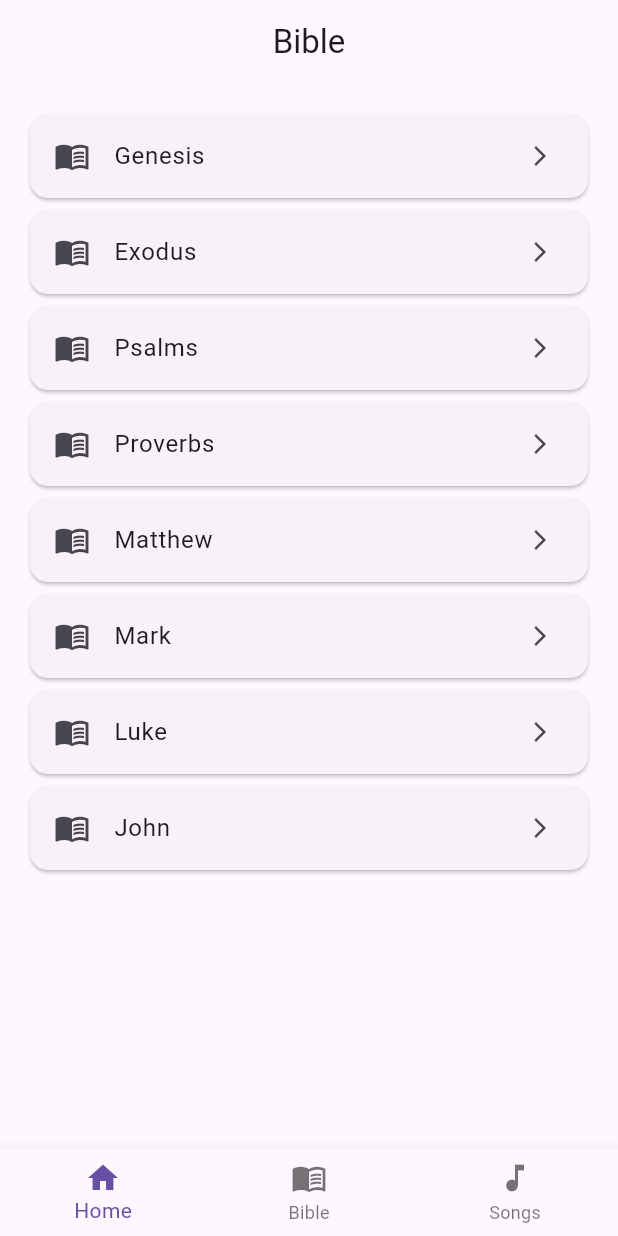
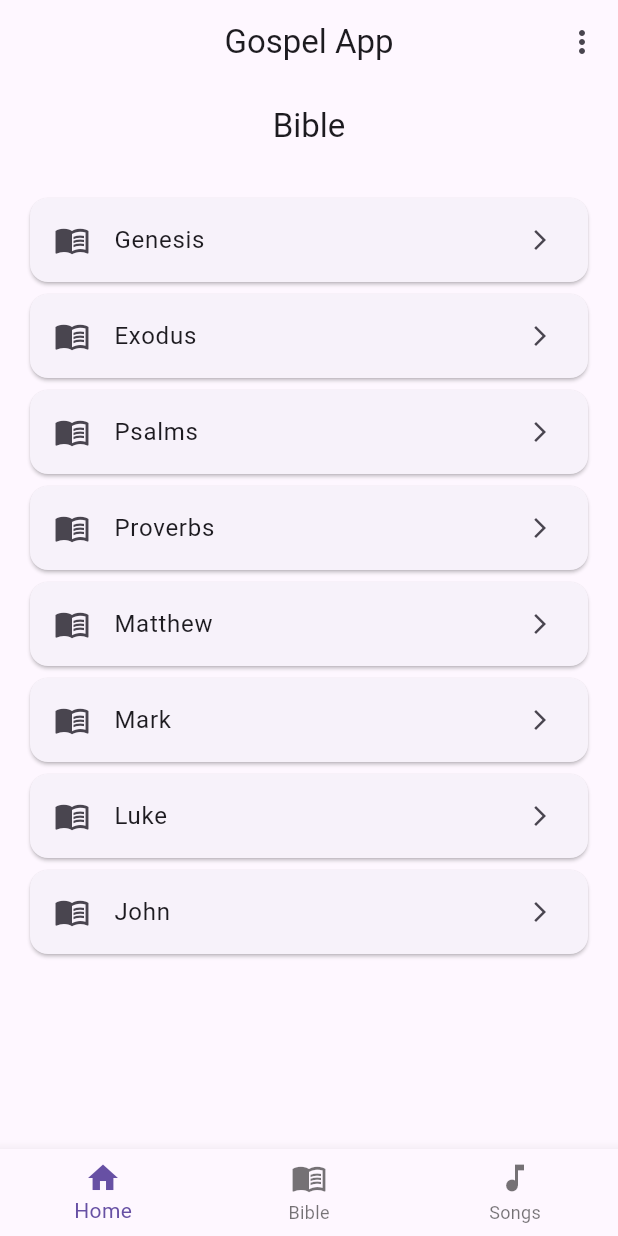
Before and after one commit to tawandakasunzuma/gospel-sa-app, a Flutter app: the MainShell screen opened directly with empty values, item 2 of the bottom bar chosen, on a phone screen of 412 x 824 dp. Run offline on Flutter 3.47's test engine with Material 3 defaults, Android fonts, the phone set to English and light mode, and no system bars; our stand-ins replace go_router, just_audio, supabase_flutter; accounts and stored records are empty.

Commit message:
Add logout system and user menu in MainShell

```diff
--- a/lib/core/main_shell.dart
+++ b/lib/core/main_shell.dart
@@ -1,6 +1,6 @@
 import 'package:flutter/material.dart';
 import 'package:go_router/go_router.dart';
-import 'package:gospel_app/widgets/mini_player.dart';
+import 'package:supabase_flutter/supabase_flutter.dart';
 
 class MainShell extends StatefulWidget {
   final Widget child;
@@ -21,18 +21,51 @@ class _MainShellState extends State<MainShell> {
     context.go(routes[index]);
   }
 
+  void logout() async {
+    await Supabase.instance.client.auth.signOut();
+
+    if (!mounted) return;
+
+    context.go('/login');
+  }
+
   @override
   Widget build(BuildContext context) {
+    final user = Supabase.instance.client.auth.currentUser;
+
     return Scaffold(
+      appBar: AppBar(
+        title: const Text("Gospel App"),
+        centerTitle: true,
+        actions: [
+          PopupMenuButton<String>(
+            onSelected: (value) {
+              if (value == 'logout') {
+                logout();
+              }
+            },
+            itemBuilder: (context) => [
+              PopupMenuItem(
+                value: 'user',
+                enabled: false,
+                child: Text(
+                  user?.email ?? 'Guest',
+                  style: const TextStyle(fontWeight: FontWeight.bold),
+                ),
+              ),
+              const PopupMenuDivider(),
+              const PopupMenuItem(
+                value: 'logout',
+                child: Text('Logout'),
+              ),
+            ],
+          ),
+        ],
+      ),
+
       body: widget.child,
 
-      // 👇 Mini player + bottom nav stacked
-      bottomNavigationBar: Column(
-        mainAxisSize: MainAxisSize.min,
-        children: [
-          const MiniPlayer(),
-
-          BottomNavigationBar(
+      bottomNavigationBar: BottomNavigationBar(
         currentIndex: _index,
         onTap: onTap,
         items: const [
@@ -50,8 +83,6 @@ class _MainShellState extends State<MainShell> {
           ),
         ],
       ),
-        ],
-      ),
     );
   }
 }
```
Lines whose indentation alone changed are shown as unchanged.
